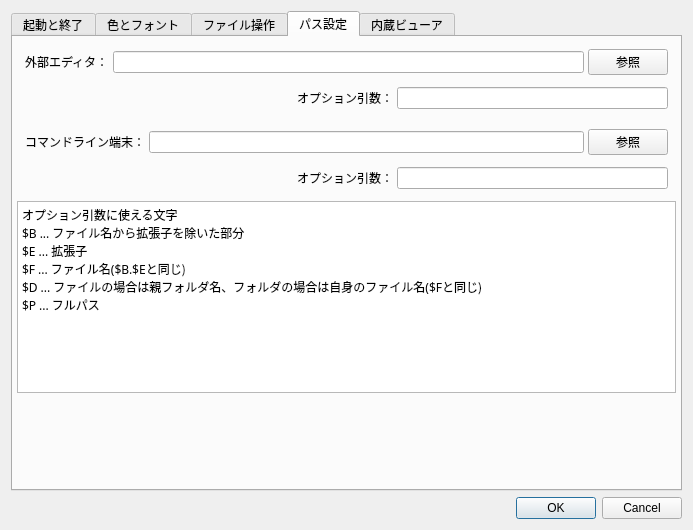
Above: preferencedialog.ui from miyabi-satoh/Gefu before the change. Below: the same form after it.
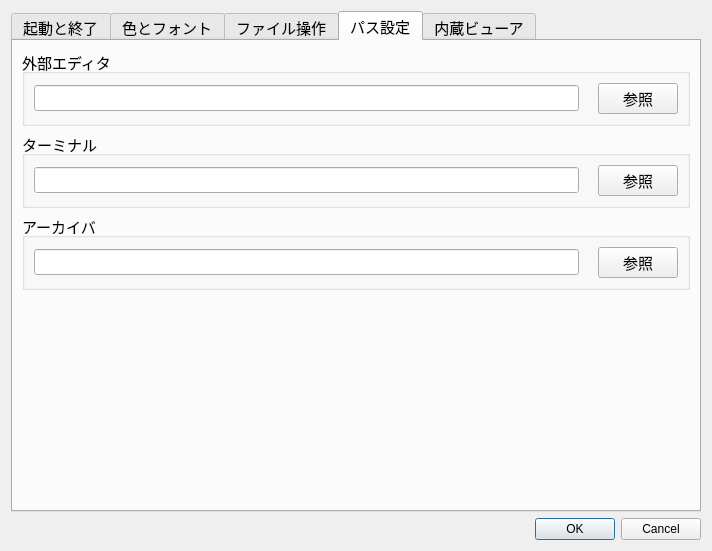
That is the form after the change. The open tabs and pages were chosen to show the change.

```diff
--- a/preferencedialog.ui
+++ b/preferencedialog.ui
@@ -6,8 +6,8 @@
    <rect>
     <x>0</x>
     <y>0</y>
-    <width>693</width>
-    <height>530</height>
+    <width>665</width>
+    <height>535</height>
    </rect>
   </property>
   <property name="sizePolicy">
@@ -19,9 +19,15 @@
   <property name="windowTitle">
    <string>環境設定</string>
   </property>
-  <layout class="QVBoxLayout" name="verticalLayout_5">
+  <layout class="QVBoxLayout" name="verticalLayout_9">
    <item>
     <widget class="QTabWidget" name="tabWidget">
+     <property name="font">
+      <font>
+       <family>Lucida Grande</family>
+       <pointsize>11</pointsize>
+      </font>
+     </property>
      <property name="focusPolicy">
       <enum>Qt::StrongFocus</enum>
      </property>
@@ -1301,66 +1307,32 @@
       <attribute name="title">
        <string>パス設定</string>
       </attribute>
-      <layout class="QVBoxLayout" name="verticalLayout_20">
-       <property name="spacing">
-        <number>4</number>
-       </property>
-       <property name="leftMargin">
-        <number>4</number>
-       </property>
-       <property name="topMargin">
-        <number>4</number>
-       </property>
-       <property name="rightMargin">
-        <number>4</number>
-       </property>
-       <property name="bottomMargin">
-        <number>4</number>
-       </property>
+      <layout class="QVBoxLayout" name="verticalLayout_10">
        <item>
-        <layout class="QVBoxLayout" name="verticalLayout_9">
-         <property name="spacing">
-          <number>4</number>
+        <widget class="QGroupBox" name="groupBox_9">
+         <property name="title">
+          <string>外部エディタ</string>
          </property>
-         <property name="leftMargin">
-          <number>4</number>
-         </property>
-         <property name="topMargin">
-          <number>4</number>
-         </property>
-         <property name="rightMargin">
-          <number>4</number>
-         </property>
-         <property name="bottomMargin">
-          <number>4</number>
-         </property>
-         <item>
-          <layout class="QHBoxLayout" name="horizontalLayout_27">
-           <property name="spacing">
-            <number>4</number>
-           </property>
-           <property name="leftMargin">
-            <number>4</number>
-           </property>
-           <property name="topMargin">
-            <number>4</number>
-           </property>
-           <property name="rightMargin">
-            <number>4</number>
-           </property>
-           <property name="bottomMargin">
-            <number>4</number>
-           </property>
-           <item>
-            <widget class="QLabel" name="label_19">
-             <property name="text">
-              <string>外部エディタ：</string>
-             </property>
-            </widget>
-           </item>
+         <layout class="QHBoxLayout" name="horizontalLayout_19">
            <item>
             <widget class="QLineEdit" name="editorPath"/>
            </item>
+          <item>
+           <spacer name="horizontalSpacer_24">
+            <property name="orientation">
+             <enum>Qt::Horizontal</enum>
+            </property>
+            <property name="sizeType">
+             <enum>QSizePolicy::Fixed</enum>
+            </property>
+            <property name="sizeHint" stdset="0">
+             <size>
+              <width>13</width>
+              <height>20</height>
+             </size>
+            </property>
+           </spacer>
+          </item>
            <item>
             <widget class="QPushButton" name="editorBrowse">
              <property name="text">
@@ -1369,95 +1341,33 @@
             </widget>
            </item>
           </layout>
-         </item>
-         <item>
-          <layout class="QHBoxLayout" name="horizontalLayout_26">
-           <property name="spacing">
-            <number>4</number>
-           </property>
-           <property name="leftMargin">
-            <number>4</number>
-           </property>
-           <property name="topMargin">
-            <number>4</number>
-           </property>
-           <property name="rightMargin">
-            <number>4</number>
-           </property>
-           <property name="bottomMargin">
-            <number>4</number>
-           </property>
-           <item>
-            <spacer name="horizontalSpacer_16">
-             <property name="orientation">
-              <enum>Qt::Horizontal</enum>
-             </property>
-             <property name="sizeHint" stdset="0">
-              <size>
-               <width>40</width>
-               <height>20</height>
-              </size>
-             </property>
-            </spacer>
-           </item>
-           <item>
-            <widget class="QLabel" name="label_20">
-             <property name="text">
-              <string>オプション引数：</string>
-             </property>
             </widget>
            </item>
            <item>
-            <widget class="QLineEdit" name="editorOpt"/>
-           </item>
-          </layout>
-         </item>
-        </layout>
-       </item>
-       <item>
-        <layout class="QVBoxLayout" name="verticalLayout_10">
-         <property name="spacing">
-          <number>4</number>
+        <widget class="QGroupBox" name="groupBox_10">
+         <property name="title">
+          <string>ターミナル</string>
          </property>
-         <property name="leftMargin">
-          <number>4</number>
-         </property>
-         <property name="topMargin">
-          <number>4</number>
-         </property>
-         <property name="rightMargin">
-          <number>4</number>
-         </property>
-         <property name="bottomMargin">
-          <number>4</number>
-         </property>
-         <item>
-          <layout class="QHBoxLayout" name="horizontalLayout_55">
-           <property name="spacing">
-            <number>4</number>
-           </property>
-           <property name="leftMargin">
-            <number>4</number>
-           </property>
-           <property name="topMargin">
-            <number>4</number>
-           </property>
-           <property name="rightMargin">
-            <number>4</number>
-           </property>
-           <property name="bottomMargin">
-            <number>4</number>
-           </property>
-           <item>
-            <widget class="QLabel" name="label_45">
-             <property name="text">
-              <string>コマンドライン端末：</string>
-             </property>
-            </widget>
-           </item>
+         <layout class="QHBoxLayout" name="horizontalLayout_22">
            <item>
             <widget class="QLineEdit" name="termPath"/>
            </item>
+          <item>
+           <spacer name="horizontalSpacer_25">
+            <property name="orientation">
+             <enum>Qt::Horizontal</enum>
+            </property>
+            <property name="sizeType">
+             <enum>QSizePolicy::Fixed</enum>
+            </property>
+            <property name="sizeHint" stdset="0">
+             <size>
+              <width>13</width>
+              <height>20</height>
+             </size>
+            </property>
+           </spacer>
+          </item>
            <item>
             <widget class="QPushButton" name="termBrowse">
              <property name="text">
@@ -1466,66 +1376,41 @@
             </widget>
            </item>
           </layout>
+        </widget>
          </item>
          <item>
-          <layout class="QHBoxLayout" name="horizontalLayout_56">
-           <property name="spacing">
-            <number>4</number>
-           </property>
-           <property name="leftMargin">
-            <number>4</number>
-           </property>
-           <property name="topMargin">
-            <number>4</number>
-           </property>
-           <property name="rightMargin">
-            <number>4</number>
-           </property>
-           <property name="bottomMargin">
-            <number>4</number>
-           </property>
+        <widget class="QGroupBox" name="groupBox_11">
+         <property name="title">
+          <string>アーカイバ</string>
+         </property>
+         <layout class="QHBoxLayout" name="horizontalLayout_27">
            <item>
-            <spacer name="horizontalSpacer_33">
+           <widget class="QLineEdit" name="archiverPath"/>
+          </item>
+          <item>
+           <spacer name="horizontalSpacer_26">
              <property name="orientation">
               <enum>Qt::Horizontal</enum>
              </property>
+            <property name="sizeType">
+             <enum>QSizePolicy::Fixed</enum>
+            </property>
              <property name="sizeHint" stdset="0">
               <size>
-               <width>40</width>
+              <width>13</width>
                <height>20</height>
               </size>
              </property>
             </spacer>
            </item>
            <item>
-            <widget class="QLabel" name="label_46">
+           <widget class="QPushButton" name="archiverBrowse">
              <property name="text">
-              <string>オプション引数：</string>
+             <string>参照</string>
              </property>
             </widget>
            </item>
-           <item>
-            <widget class="QLineEdit" name="termOpt"/>
-           </item>
-          </layout>
-         </item>
-        </layout>
-       </item>
-       <item>
-        <widget class="QPlainTextEdit" name="optExplain">
-         <property name="font">
-          <font>
-           <family>Monaco</family>
-          </font>
-         </property>
-         <property name="plainText">
-          <string>オプション引数に使える文字
-$B ... ファイル名から拡張子を除いた部分
-$E ... 拡張子
-$F ... ファイル名($B.$Eと同じ)
-$D ... ファイルの場合は親フォルダ名、フォルダの場合は自身のファイル名($Fと同じ)
-$P ... フルパス</string>
-         </property>
+         </layout>
         </widget>
        </item>
        <item>
```
Left out of the diff: 10 changed lines with no effect on the pictures. Lines whose indentation alone changed are shown as unchanged.
